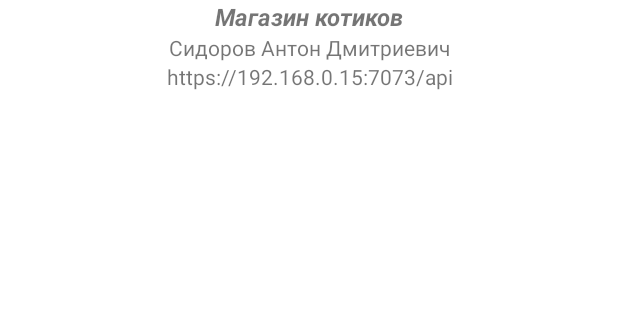
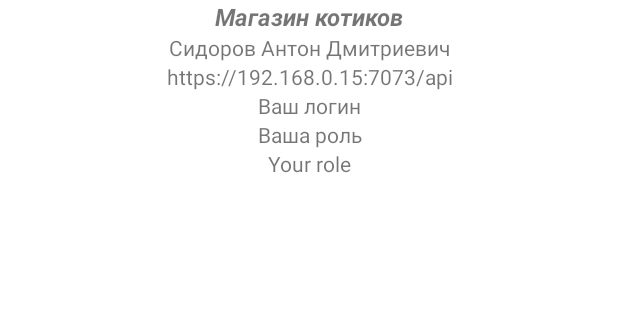
Before and after one commit to AntonSidorov1/InterShipOooOmega, an Android app: the screen it shows after launch (MainActivity), on a phone screen of 412 x 824 dp, the part 125-445 px from its top. Run offline under Robolectric (Android 15) with nearby library versions, the phone set to English and light mode, and no system bars.

Commit message:
Начало разработки мобильного приложения отображено в отчёте

```diff
--- a/MobileApp/CatsShop/app/src/main/AndroidManifest.xml
+++ b/MobileApp/CatsShop/app/src/main/AndroidManifest.xml
@@ -3,7 +3,10 @@
     xmlns:tools="http://schemas.android.com/tools"
     package="com.example.catsshop">
 
+    <uses-permission android:name="android.permission.INTERNET" />
+
     <application
+        android:usesCleartextTraffic="true"
         android:allowBackup="true"
         android:dataExtractionRules="@xml/data_extraction_rules"
         android:fullBackupContent="@xml/backup_rules"
--- a/MobileApp/CatsShop/app/src/main/res/layout/activity_main.xml
+++ b/MobileApp/CatsShop/app/src/main/res/layout/activity_main.xml
@@ -49,6 +49,29 @@
                 android:layout_height="wrap_content"
                 android:text="@string/addressUrlDefault"
                 android:textAlignment="center" />
+
+            <TextView
+                android:id="@+id/textView4"
+                android:layout_width="match_parent"
+                android:layout_height="wrap_content"
+                android:text="@string/YourLogin"
+                android:textAlignment="center"
+                tools:text="Ваш логин" />
+
+            <TextView
+                android:id="@+id/textView6"
+                android:layout_width="match_parent"
+                android:layout_height="wrap_content"
+                android:text="@string/YourRoleRus"
+                android:textAlignment="center" />
+
+            <TextView
+                android:id="@+id/textView7"
+                android:layout_width="match_parent"
+                android:layout_height="wrap_content"
+                android:text="@string/YourRoleEng"
+                android:textAlignment="center" />
+
         </LinearLayout>
     </ScrollView>
 
--- a/MobileApp/CatsShop/app/src/main/res/values/strings.xml
+++ b/MobileApp/CatsShop/app/src/main/res/values/strings.xml
@@ -4,4 +4,8 @@
     <string name="ApiNameRus">Магазин котиков</string>
     <string name="AuthorName">Сидоров Антон Дмитриевич</string>
     <string name="addressUrlDefault">URL</string>
+    <string name="textview">TextView</string>
+    <string name="YourLogin">Ваш логин</string>
+    <string name="YourRoleRus">Ваша роль</string>
+    <string name="YourRoleEng">Your role</string>
 </resources>
```
Also changed, not shown: 2 other files.
